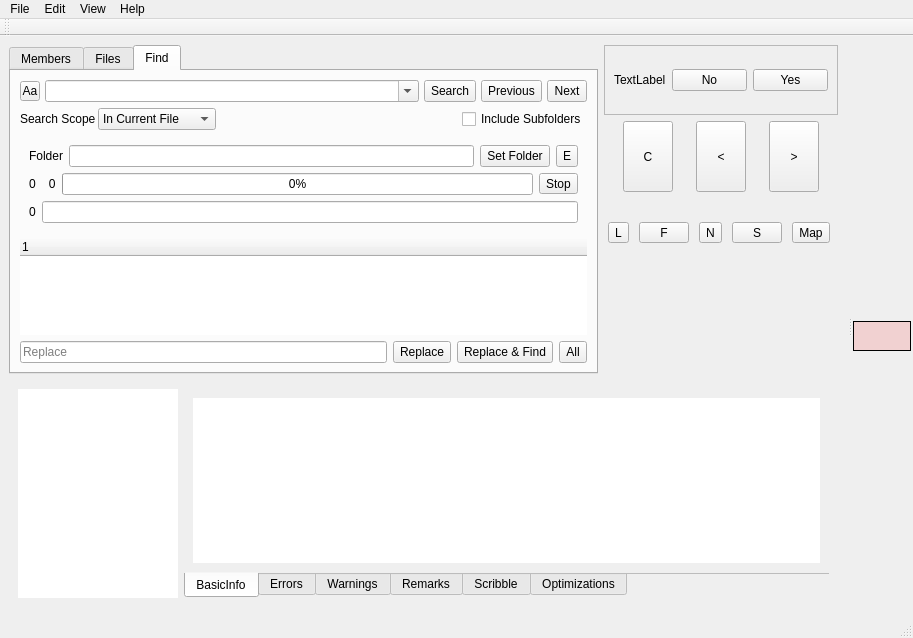
Qt form mainwindow.ui (ic005k/Xiasl) before a commit.
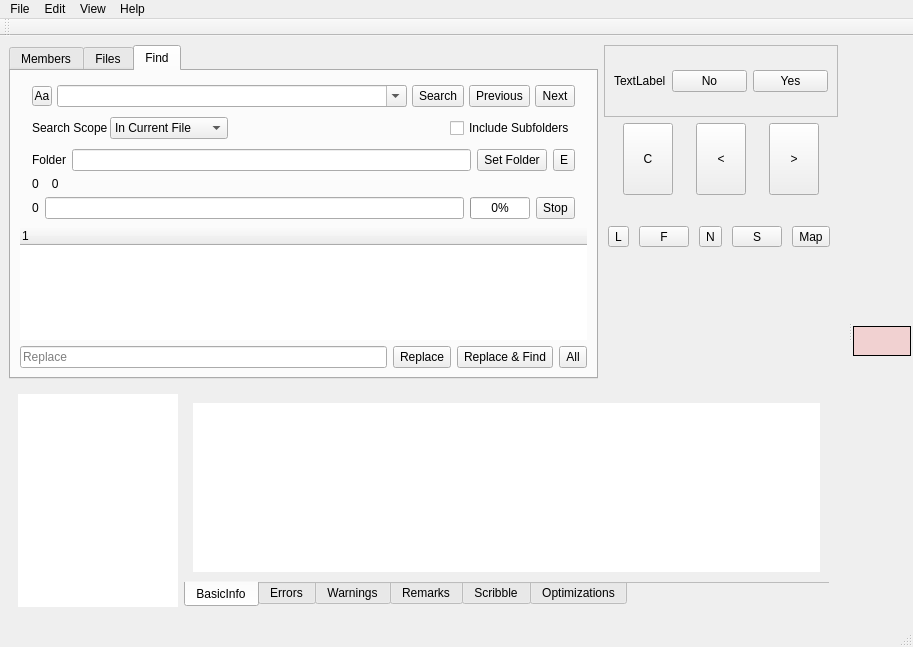
The same form after that commit. Icons and pictures are not drawn. Custom widgets are drawn as their Qt base class.

The edit to the form file:
```diff
--- a/mainwindow.ui
+++ b/mainwindow.ui
@@ -7,7 +7,7 @@
     <x>0</x>
     <y>0</y>
     <width>913</width>
-    <height>638</height>
+    <height>647</height>
    </rect>
   </property>
   <property name="windowTitle">
@@ -188,6 +188,18 @@
           <property name="spacing">
            <number>5</number>
           </property>
+          <property name="leftMargin">
+           <number>12</number>
+          </property>
+          <property name="topMargin">
+           <number>5</number>
+          </property>
+          <property name="rightMargin">
+           <number>12</number>
+          </property>
+          <property name="bottomMargin">
+           <number>2</number>
+          </property>
           <item>
            <widget class="QToolButton" name="btnCaseSensitive">
             <property name="maximumSize">
@@ -266,6 +278,18 @@
           <property name="spacing">
            <number>2</number>
           </property>
+          <property name="leftMargin">
+           <number>12</number>
+          </property>
+          <property name="topMargin">
+           <number>2</number>
+          </property>
+          <property name="rightMargin">
+           <number>12</number>
+          </property>
+          <property name="bottomMargin">
+           <number>2</number>
+          </property>
           <item>
            <widget class="QLabel" name="label_2">
             <property name="text">
@@ -323,6 +347,18 @@
            <enum>QFrame::Plain</enum>
           </property>
           <layout class="QGridLayout" name="gridLayout_9">
+           <property name="leftMargin">
+            <number>12</number>
+           </property>
+           <property name="topMargin">
+            <number>2</number>
+           </property>
+           <property name="rightMargin">
+            <number>12</number>
+           </property>
+           <property name="bottomMargin">
+            <number>2</number>
+           </property>
            <item row="0" column="0">
             <layout class="QHBoxLayout" name="horizontalLayout_2">
              <item>
@@ -381,8 +417,28 @@
                </property>
               </widget>
              </item>
+            </layout>
+           </item>
+           <item row="2" column="0">
+            <layout class="QHBoxLayout" name="horizontalLayout_5">
+             <item>
+              <widget class="QLabel" name="lblPos">
+               <property name="text">
+                <string>0</string>
+               </property>
+              </widget>
+             </item>
+             <item>
+              <widget class="QLineEdit" name="editProgress"/>
+             </item>
              <item>
               <widget class="QProgressBar" name="progressBar">
+               <property name="maximumSize">
+                <size>
+                 <width>60</width>
+                 <height>16777215</height>
+                </size>
+               </property>
                <property name="maximum">
                 <number>100</number>
                </property>
@@ -393,6 +449,12 @@
              </item>
              <item>
               <widget class="QToolButton" name="btnStopFind">
+               <property name="maximumSize">
+                <size>
+                 <width>16777215</width>
+                 <height>22</height>
+                </size>
+               </property>
                <property name="text">
                 <string>Stop</string>
                </property>
@@ -400,20 +462,6 @@
              </item>
             </layout>
            </item>
-           <item row="2" column="0">
-            <layout class="QHBoxLayout" name="horizontalLayout_5">
-             <item>
-              <widget class="QLabel" name="lblPos">
-               <property name="text">
-                <string>0</string>
-               </property>
-              </widget>
-             </item>
-             <item>
-              <widget class="QLineEdit" name="editProgress"/>
-             </item>
-            </layout>
-           </item>
           </layout>
          </widget>
         </item>
```
